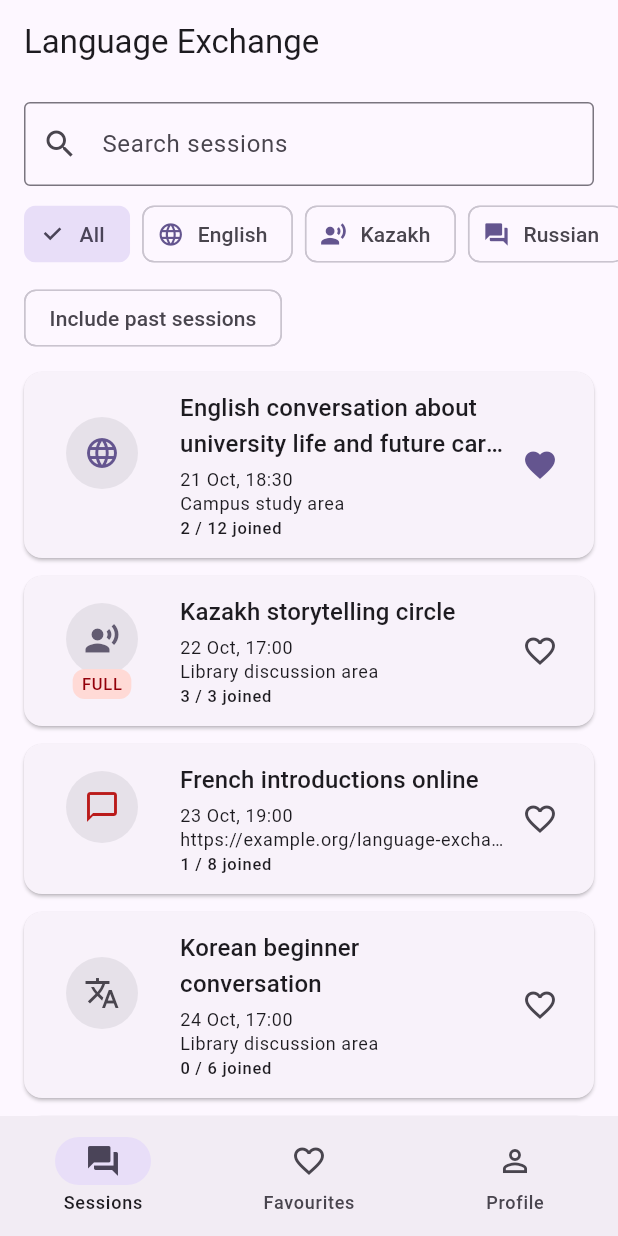
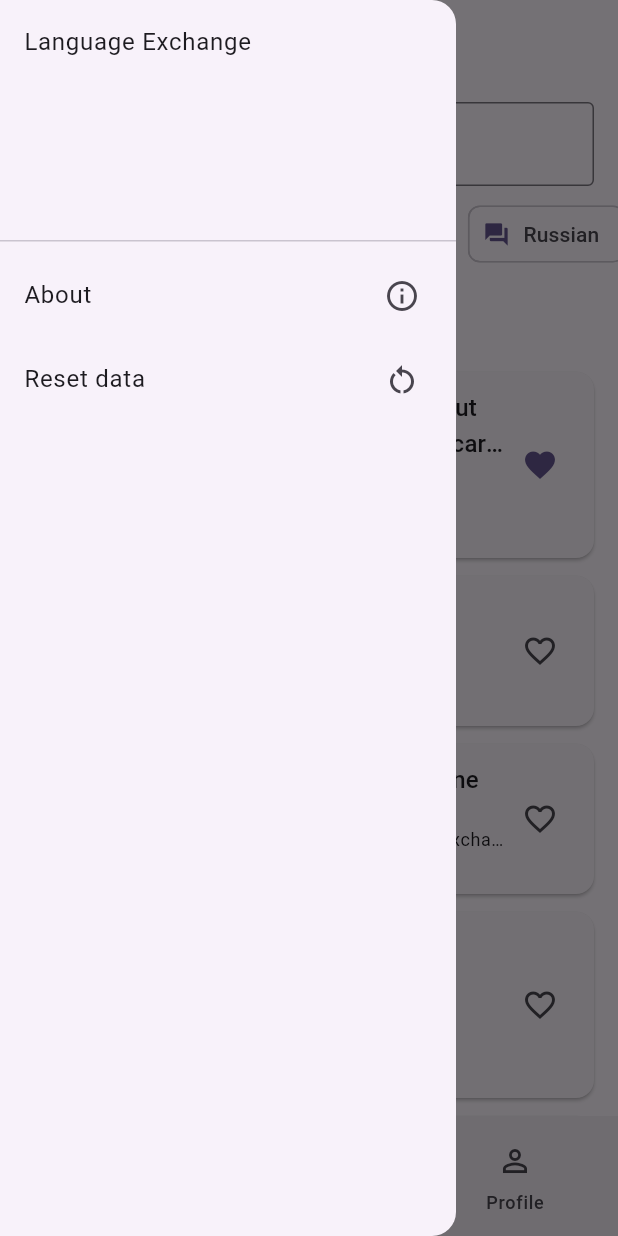
Before and after one commit to SerikYersultan/-flutter-2026-yersultan, a Flutter app: the screen it shows after launch, with the side drawer open (before the commit the screen has no drawer), on a phone screen of 412 x 824 dp. Run offline on Flutter 3.47's test engine with Material 3 defaults, Android fonts, the phone set to English and light mode, and no system bars.

Commit message:
lab1: add editable profile theme controls and reset drawer

```diff
--- a/lab1/lib/main.dart
+++ b/lab1/lib/main.dart
@@ -2,6 +2,7 @@ import 'package:flutter/material.dart';
 
 import 'routes.dart';
 import 'screens/app_shell.dart';
+import 'widgets/theme_settings.dart';
 
 void main() {
   runApp(const MyApp());
@@ -27,7 +28,10 @@ class _MyAppState extends State<MyApp> {
   Widget build(BuildContext context) {
     final seed = const ColorScheme.light().primary;
 
-    return MaterialApp(
+    return ThemeSettings(
+      mode: _themeMode,
+      onChanged: _changeTheme,
+      child: MaterialApp(
         title: 'Language Exchange',
         debugShowCheckedModeBanner: false,
         theme: ThemeData(
@@ -42,10 +46,7 @@ class _MyAppState extends State<MyApp> {
         themeMode: _themeMode,
         initialRoute: Routes.shell,
         routes: {
-        Routes.shell: (context) => AppShell(
-              themeMode: _themeMode,
-              onThemeChanged: _changeTheme,
-            ),
+          Routes.shell: (context) => const AppShell(),
         },
         onUnknownRoute: (settings) => MaterialPageRoute<void>(
           settings: settings,
@@ -53,6 +54,7 @@ class _MyAppState extends State<MyApp> {
             body: Center(child: Text('Not found')),
           ),
         ),
+      ),
     );
   }
 }
--- a/lab1/lib/screens/app_shell.dart
+++ b/lab1/lib/screens/app_shell.dart
@@ -3,17 +3,12 @@ import 'package:flutter/material.dart';
 import '../data/seed_sessions.dart';
 import '../models/exchange_session.dart';
 import '../models/profile.dart';
+import '../tabs/profile_tab.dart';
 import '../tabs/sessions_tab.dart';
+import '../widgets/theme_settings.dart';
 
 class AppShell extends StatefulWidget {
-  const AppShell({
-    super.key,
-    required this.themeMode,
-    required this.onThemeChanged,
-  });
-
-  final ThemeMode themeMode;
-  final ValueChanged<ThemeMode> onThemeChanged;
+  const AppShell({super.key});
 
   @override
   State<AppShell> createState() => _AppShellState();
@@ -21,8 +16,9 @@ class AppShell extends StatefulWidget {
 
 class _AppShellState extends State<AppShell> {
   late List<ExchangeSession> _sessions;
-  final Profile _profile = const Profile.empty();
+  Profile _profile = const Profile.empty();
   int _selectedTab = 0;
+  int _resetVersion = 0;
 
   @override
   void initState() {
@@ -36,6 +32,12 @@ class _AppShellState extends State<AppShell> {
     });
   }
 
+  void _saveProfile(Profile profile) {
+    setState(() {
+      _profile = profile;
+    });
+  }
+
   void _toggleFavourite(ExchangeSession selected) {
     final updated = [
       for (final session in _sessions)
@@ -44,7 +46,6 @@ class _AppShellState extends State<AppShell> {
         else
           session,
     ];
-
     setState(() {
       _sessions = updated;
     });
@@ -58,16 +59,89 @@ class _AppShellState extends State<AppShell> {
     );
   }
 
+  void _showAbout() {
+    Navigator.pop(context);
+    showDialog<void>(
+      context: context,
+      builder: (dialogContext) => AlertDialog(
+        title: const Text('About Language Exchange'),
+        content: const Text(
+          'Find language practice meetings, save favourites and join '
+          'other learners. All data stays in memory for this lab.',
+        ),
+        actions: [
+          TextButton(
+            onPressed: () => Navigator.pop(dialogContext),
+            child: const Text('Close'),
+          ),
+        ],
+      ),
+    );
+  }
+
+  Future<void> _resetData() async {
+    Navigator.pop(context);
+    final confirmed = await showDialog<bool>(
+      context: context,
+      builder: (dialogContext) => AlertDialog(
+        title: const Text('Reset data?'),
+        content: const Text(
+          'Restore the twelve seed sessions and clear your profile?',
+        ),
+        actions: [
+          TextButton(
+            onPressed: () => Navigator.pop(dialogContext, false),
+            child: const Text('Cancel'),
+          ),
+          FilledButton(
+            onPressed: () => Navigator.pop(dialogContext, true),
+            child: const Text('Reset'),
+          ),
+        ],
+      ),
+    );
+    if (!mounted || confirmed != true) {
+      return;
+    }
+
+    final restored = createSeedSessions();
+    setState(() {
+      _sessions = restored;
+      _profile = const Profile.empty();
+      _resetVersion++;
+    });
+    ScaffoldMessenger.of(context).showSnackBar(
+      const SnackBar(content: Text('Data reset')),
+    );
+  }
+
   @override
   Widget build(BuildContext context) {
-    final membershipCount = _profile.name.trim().isEmpty
-        ? 0
-        : _sessions.where((session) => session.contains(_profile.name)).length;
-    final textTheme = Theme.of(context).textTheme;
+    final themeSettings = ThemeSettings.of(context);
 
     return Scaffold(
-      appBar: AppBar(
-        title: const Text('Language Exchange'),
+      appBar: AppBar(title: const Text('Language Exchange')),
+      drawer: Drawer(
+        child: SafeArea(
+          child: ListView(
+            padding: EdgeInsets.zero,
+            children: [
+              const DrawerHeader(
+                child: Text('Language Exchange'),
+              ),
+              ListTile(
+                title: const Text('About'),
+                trailing: const Icon(Icons.info_outline),
+                onTap: _showAbout,
+              ),
+              ListTile(
+                title: const Text('Reset data'),
+                trailing: const Icon(Icons.restart_alt),
+                onTap: _resetData,
+              ),
+            ],
+          ),
+        ),
       ),
       body: IndexedStack(
         index: _selectedTab,
@@ -83,28 +157,13 @@ class _AppShellState extends State<AppShell> {
             onOpen: _openSession,
             onFavourite: _toggleFavourite,
           ),
-          Center(
-            child: SingleChildScrollView(
-              padding: const EdgeInsets.all(24),
-              child: Column(
-                mainAxisSize: MainAxisSize.min,
-                children: [
-                  const Icon(Icons.person_outline, size: 48),
-                  const SizedBox(height: 12),
-                  Text(
-                    _profile.name.isEmpty ? 'Your profile' : _profile.name,
-                    style: textTheme.headlineSmall,
-                  ),
-                  const SizedBox(height: 8),
-                  Text(
-                    _profile.group.isEmpty ? 'No group saved' : _profile.group,
-                  ),
-                  Text('You are on $membershipCount lists'),
-                  const SizedBox(height: 12),
-                  const Text('Profile editing will be added next.'),
-                ],
-              ),
-            ),
+          ProfileTab(
+            key: ValueKey(_resetVersion),
+            profile: _profile,
+            sessions: _sessions,
+            onSave: _saveProfile,
+            themeMode: themeSettings.mode,
+            onThemeChanged: themeSettings.onChanged,
           ),
         ],
       ),
--- /dev/null
+++ b/lab1/lib/widgets/theme_settings.dart
@@ -0,0 +1,27 @@
+import 'package:flutter/material.dart';
+
+class ThemeSettings extends InheritedWidget {
+  const ThemeSettings({
+    super.key,
+    required this.mode,
+    required this.onChanged,
+    required super.child,
+  });
+
+  final ThemeMode mode;
+  final ValueChanged<ThemeMode> onChanged;
+
+  static ThemeSettings of(BuildContext context) {
+    final settings =
+        context.dependOnInheritedWidgetOfExactType<ThemeSettings>();
+    if (settings == null) {
+      throw StateError('ThemeSettings is missing above this widget.');
+    }
+    return settings;
+  }
+
+  @override
+  bool updateShouldNotify(ThemeSettings oldWidget) {
+    return mode != oldWidget.mode || onChanged != oldWidget.onChanged;
+  }
+}
```
Also changed, not shown: lab1/lib/tabs/profile_tab.dart (added, +181 -0 lines). Lines whose indentation alone changed are shown as unchanged.
